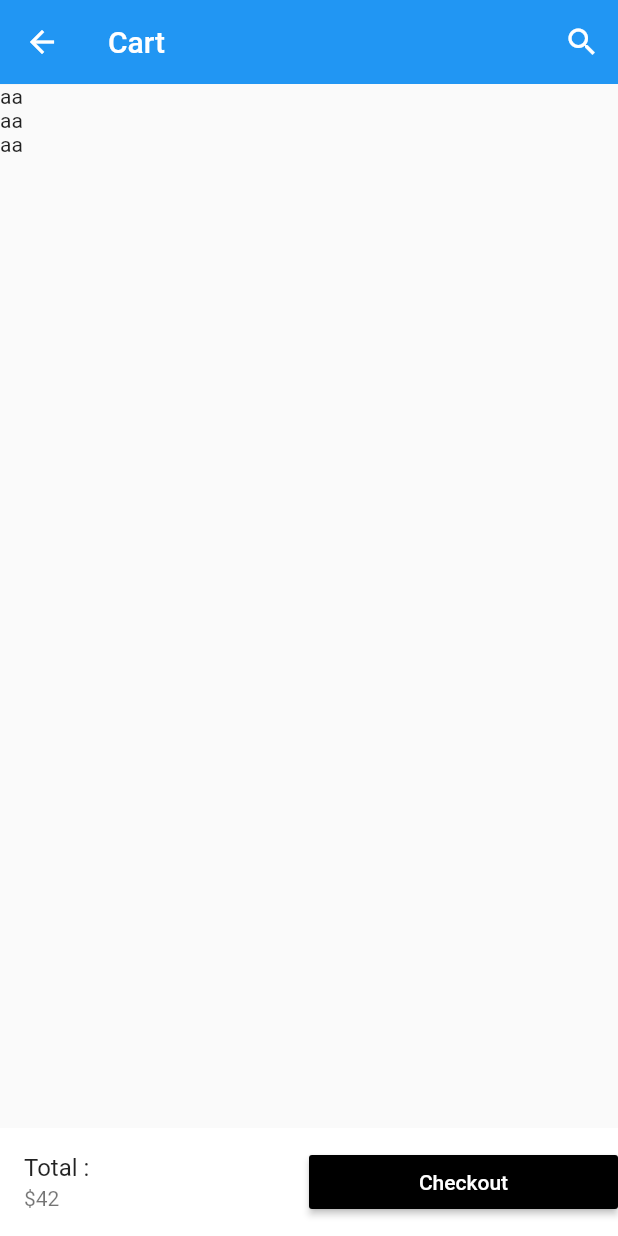
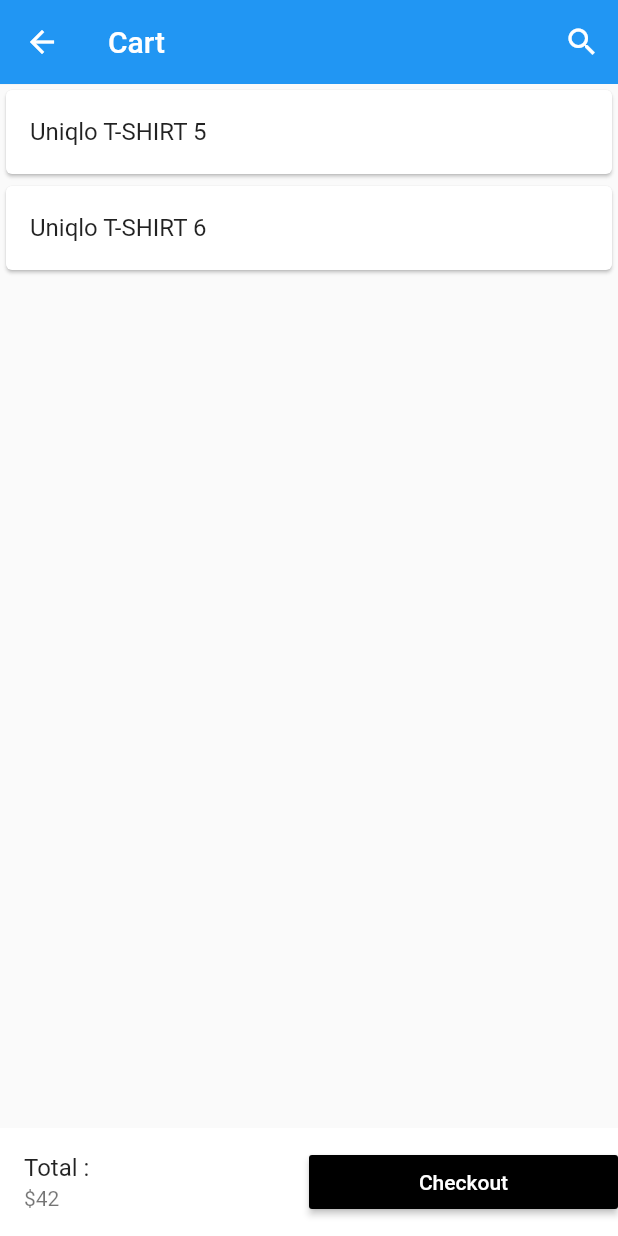
Before and after one commit to DreamHigh0629/Flutter_Ecommerce_App, a Flutter app: the Cart screen opened directly, on a phone screen of 412 x 824 dp. Run offline on Flutter 3.47's test engine with Material 2 defaults, Android fonts, the phone set to English and light mode, and no system bars; our stand-ins replace carousel_pro.

Commit message:
my changes

```diff
--- a/lib/components/cart_products.dart
+++ b/lib/components/cart_products.dart
@@ -21,7 +21,7 @@ class _Cart_productsState extends State<Cart_products> {
       "picture": "images/products/un (6).png",
       "old_price": 18,
       "price": 14,
-      "size": "M",
+      "size": "S",
       "color": "White",
       "quantity": "1",
     },
@@ -30,10 +30,47 @@ class _Cart_productsState extends State<Cart_products> {
   @override
   Widget build(BuildContext context) {
     return ListView.builder(
-      itemCount: 3,
+      itemCount: Products_on_the_cart.length,
       itemBuilder: (context, index){
-        return new Text("aa");
+        return Single_cart_product(
+          cart_prod_name: Products_on_the_cart[index]["name"],
+          cart_prod_picture: Products_on_the_cart[index]["picture"],
+          cart_prod_old_price: Products_on_the_cart[index]["old_price"],
+          cart_prod_price: Products_on_the_cart[index]["price"],
+          cart_prod_size: Products_on_the_cart[index]["size"],
+          cart_prod_color: Products_on_the_cart[index]["color"],
+          cart_prod_qty: Products_on_the_cart[index]["quantity"],
+        );
       }
     );
   }
 }
+
+class Single_cart_product extends StatelessWidget {
+  final cart_prod_name;
+  final cart_prod_picture;
+  final cart_prod_old_price;
+  final cart_prod_price;
+  final cart_prod_size;
+  final cart_prod_color;
+  final cart_prod_qty;
+
+  Single_cart_product({
+    this.cart_prod_name,
+    this.cart_prod_picture,
+    this.cart_prod_old_price,
+    this.cart_prod_price,
+    this.cart_prod_size,
+    this.cart_prod_color,
+    this.cart_prod_qty,
+ });
+
+  @override
+  Widget build(BuildContext context) {
+    return Card(
+      child: ListTile(
+        title: new Text(cart_prod_name),
+      ),
+    );
+  }
+}
```
